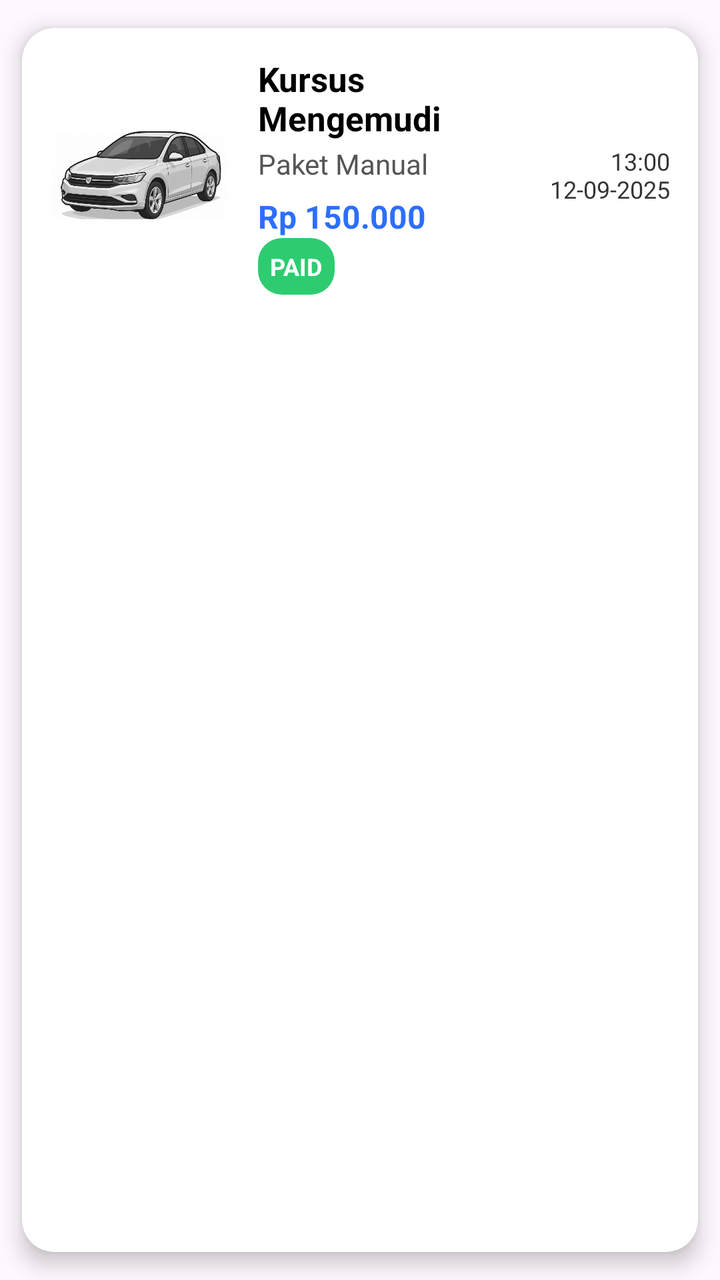
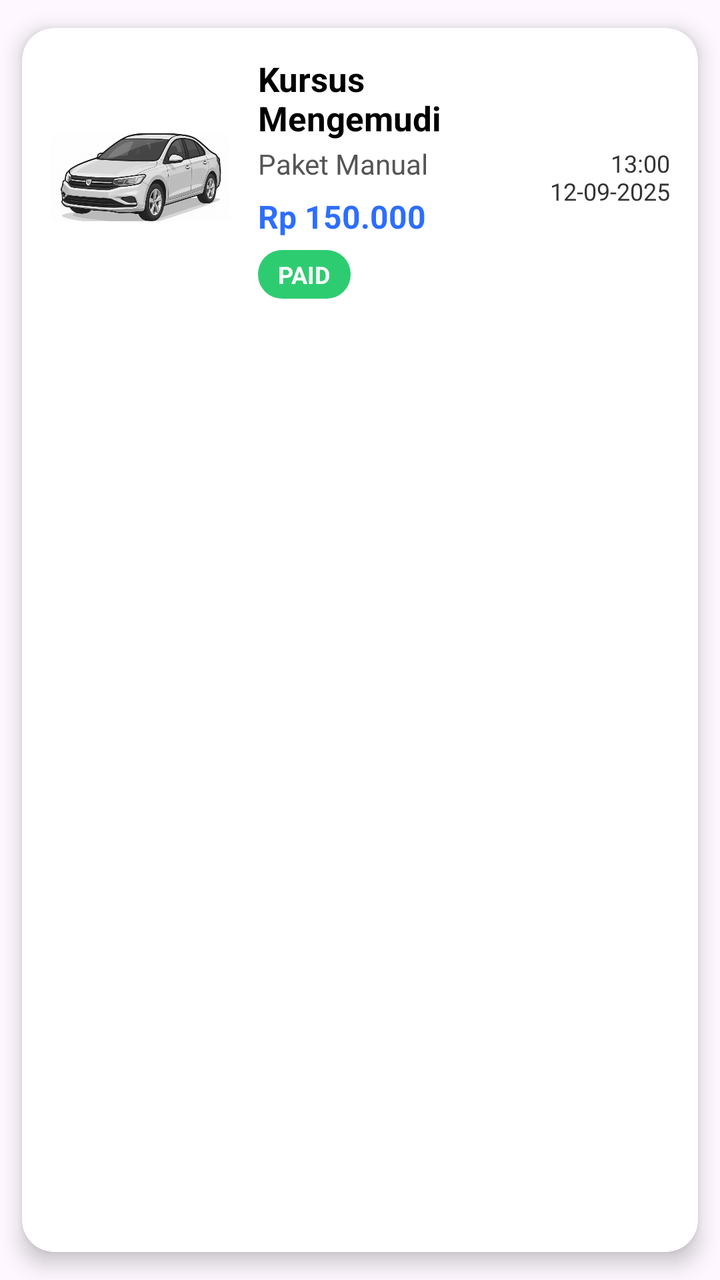

Two renders of the same Android screen: before a commit and after it. Below are the layout's source before the change and the commit's diff.
<!-- AndroidManifest.xml: application theme Theme.DriveNusa -->
<!-- res/layout/item_riwayat_pemesanan.xml -->
<?xml version="1.0" encoding="utf-8"?>
<androidx.cardview.widget.CardView xmlns:android="http://schemas.android.com/apk/res/android"
    xmlns:card_view="http://schemas.android.com/apk/res-auto"
    android:layout_width="match_parent"
    android:layout_height="wrap_content"
    android:layout_margin="12dp"
    card_view:cardElevation="6dp"
    card_view:cardCornerRadius="16dp"
    card_view:cardUseCompatPadding="true"
    android:foreground="?attr/selectableItemBackground">

    <LinearLayout
        android:layout_width="match_parent"
        android:layout_height="wrap_content"
        android:orientation="horizontal"
        android:padding="14dp"
        android:gravity="center_vertical">

        
        <ImageView
            android:id="@+id/imgMobil"
            android:layout_width="90dp"
            android:layout_height="90dp"
            android:scaleType="centerCrop"
            android:background="@drawable/rounded_white"
            android:padding="4dp"
            android:src="@drawable/img_paket_manual" />

        
        <LinearLayout
            android:layout_width="0dp"
            android:layout_height="wrap_content"
            android:orientation="vertical"
            android:layout_weight="1"
            android:paddingStart="14dp">

            <TextView
                android:id="@+id/tvJudul"
                android:layout_width="wrap_content"
                android:layout_height="wrap_content"
                android:text="Kursus Mengemudi"
                android:textColor="#000000"
                android:textStyle="bold"
                android:textSize="17sp" />

            <TextView
                android:id="@+id/tvPaket"
                android:layout_width="wrap_content"
                android:layout_height="wrap_content"
                android:text="Paket Manual"
                android:textColor="#555555"
                android:textSize="14sp"
                android:layout_marginTop="2dp" />

            <TextView
                android:id="@+id/tvHarga"
                android:layout_width="wrap_content"
                android:layout_height="wrap_content"
                android:text="Rp 150.000"
                android:textColor="#2D6EFF"
                android:textSize="16sp"
                android:textStyle="bold"
                android:layout_marginTop="6dp" />
            <TextView
                android:id="@+id/tvStatus"
                android:layout_width="wrap_content"
                android:layout_height="wrap_content"
                android:text="PAID"
                android:textSize="12sp"
                android:textStyle="bold"
                android:textColor="@android:color/white"
                android:padding="6dp"
                android:background="@drawable/bg_status_paid"
                android:layout_alignParentEnd="true"/>

        </LinearLayout>

        
        <TextView
            android:id="@+id/tvTanggal"
            android:layout_width="wrap_content"
            android:layout_height="wrap_content"
            android:text="13:00\n12-09-2025"
            android:gravity="end"
            android:textSize="12sp"
            android:textColor="#333333"/>

    </LinearLayout>

</androidx.cardview.widget.CardView>
<!-- resources referenced by this layout -->
<resources>
  <!-- drawable bg_status_paid (drawable) -->
  <shape xmlns:android="http://schemas.android.com/apk/res/android">
      <solid android:color="#2ECC71"/>
      <corners android:radius="12dp"/>
  </shape>
  <!-- drawable img_paket_manual: png bitmap (drawable, 338830 bytes) -->
  <!-- drawable rounded_white (drawable) -->
  <shape xmlns:android="http://schemas.android.com/apk/res/android">
      <corners android:radius="16dp" />
      <solid android:color="#FFFFFF"/>
  </shape>
  <style name="Theme.DriveNusa" parent="Base.Theme.Drivenusa" />
  <style name="Base.Theme.Drivenusa" parent="Theme.Material3.DayNight.NoActionBar">
          
          
      </style>
</resources>

<!-- the commit's change to res/layout/item_riwayat_pemesanan.xml (unified diff, before → after) -->
@@ -69,9 +69,11 @@
                 android:textSize="12sp"
                 android:textStyle="bold"
                 android:textColor="@android:color/white"
-                android:padding="6dp"
+                android:paddingHorizontal="10dp"
+                android:paddingVertical="4dp"
                 android:background="@drawable/bg_status_paid"
-                android:layout_alignParentEnd="true"/>
+                android:layout_marginTop="6dp"/>
+
 
         </LinearLayout>
 
